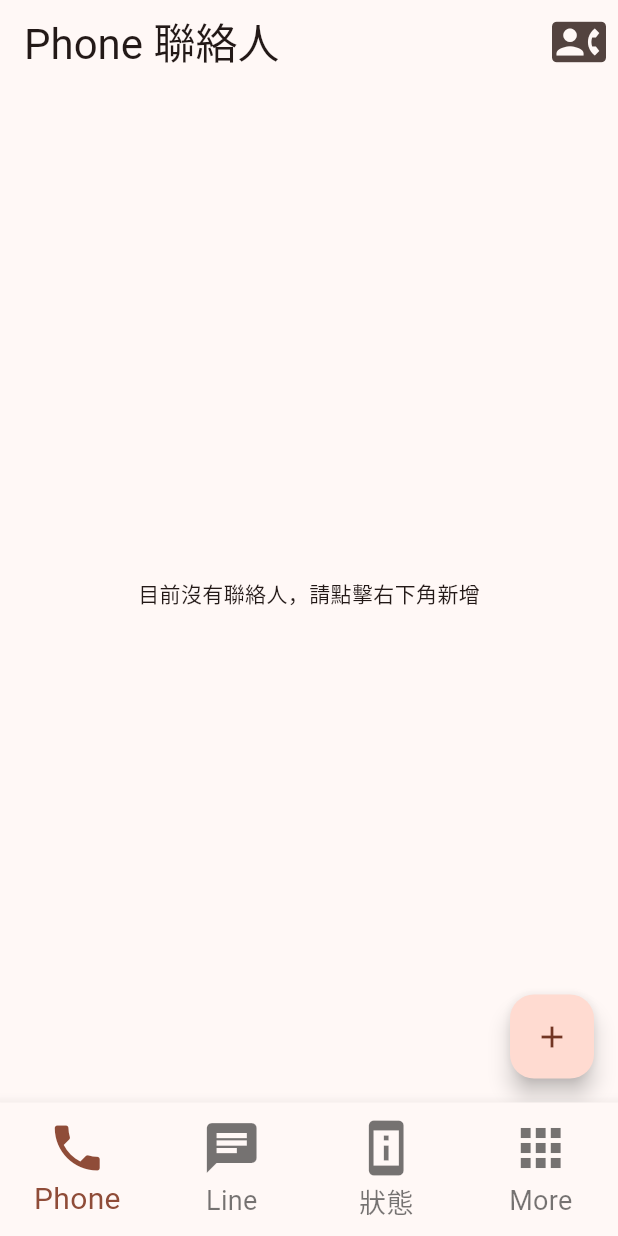
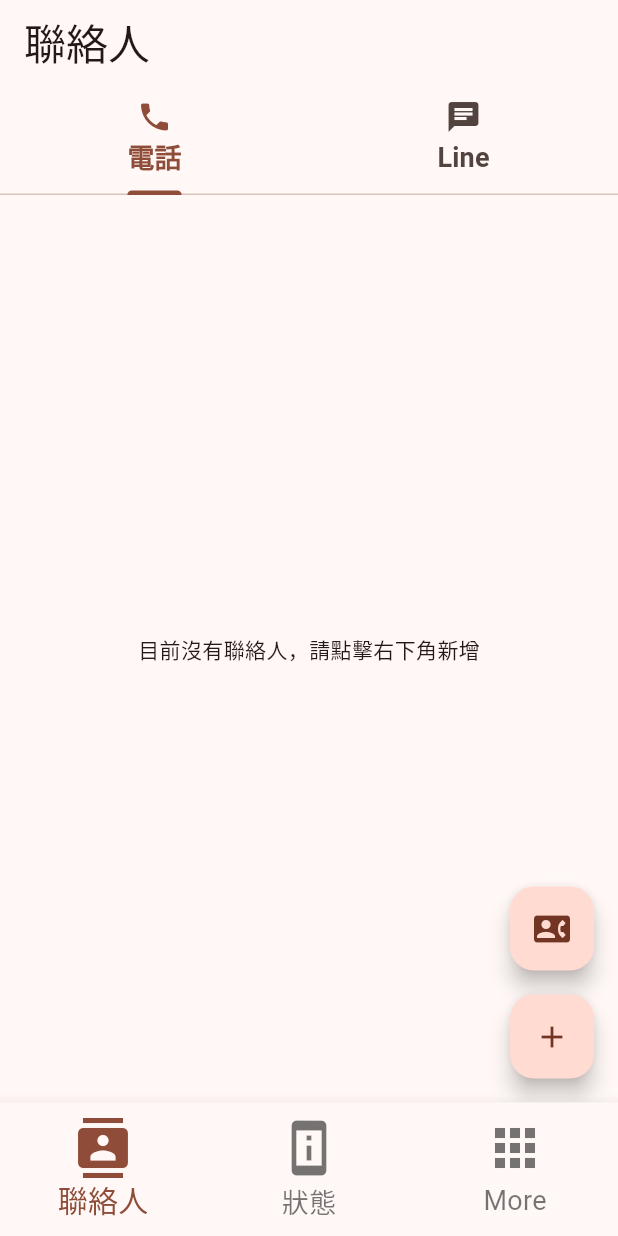
Before and after one commit to chaosnote/wayfarer, a Flutter app: the screen it shows after launch, on a phone screen of 412 x 824 dp. Run offline on Flutter 3.47's test engine with Material 3 defaults, Android fonts, the phone set to English and light mode, and no system bars; our stand-ins replace audioplayers, battery_plus, connectivity_plus, file_picker, flutter_contacts, flutter_local_notifications and 2 more; missing offline and left inert: android_intent_plus, flutter_background_service, flutter_sound.

Commit message:
功能整合

```diff
--- /dev/null
+++ b/lib/pages/contacts_main_page.dart
@@ -0,0 +1,28 @@
+import 'package:flutter/material.dart';
+
+import 'phone_contacts_page.dart';
+import 'line_contacts_page.dart';
+
+class ContactsMainPage extends StatelessWidget {
+  const ContactsMainPage({super.key});
+
+  @override
+  Widget build(BuildContext context) {
+    return DefaultTabController(
+      length: 2,
+      child: Scaffold(
+        appBar: AppBar(
+          title: const Text('聯絡人', style: TextStyle(fontSize: 28)),
+          bottom: const TabBar(
+            labelStyle: TextStyle(fontSize: 18, fontWeight: FontWeight.bold),
+            tabs: [
+              Tab(icon: Icon(Icons.phone), text: '電話'),
+              Tab(icon: Icon(Icons.chat), text: 'Line'),
+            ],
+          ),
+        ),
+        body: const TabBarView(children: [PhoneContactsPage(), LineContactsPage()]),
+      ),
+    );
+  }
+}
--- a/lib/pages/line_contacts_page.dart
+++ b/lib/pages/line_contacts_page.dart
@@ -188,7 +188,6 @@ class _LineContactsPageState extends State<LineContactsPage> {
   @override
   Widget build(BuildContext context) {
     return Scaffold(
-      appBar: AppBar(title: const Text('Line 聯絡人', style: TextStyle(fontSize: 28))),
       body: _contacts.isEmpty
           ? const Center(child: Text('目前沒有聯絡人，請點擊右下角新增'))
           : ListView.builder(
@@ -217,7 +216,12 @@ class _LineContactsPageState extends State<LineContactsPage> {
                 );
               },
             ),
-      floatingActionButton: FloatingActionButton(onPressed: _showAddContactDialog, child: const Icon(Icons.add)),
+      floatingActionButton: FloatingActionButton(
+        heroTag: 'addLineContact',
+        onPressed: _showAddContactDialog,
+        tooltip: '新增 Line 聯絡人',
+        child: const Icon(Icons.add),
+      ),
     );
   }
 }
--- a/lib/pages/main_scaffold_page.dart
+++ b/lib/pages/main_scaffold_page.dart
@@ -1,6 +1,5 @@
 import 'package:flutter/material.dart';
-import 'line_contacts_page.dart';
-import 'phone_contacts_page.dart';
+import 'contacts_main_page.dart';
 import 'other_func_page.dart';
 import 'device_status_page.dart';
 import '../services/battery_monitor_service.dart';
@@ -16,8 +15,7 @@ class _MainScaffoldPageState extends State<MainScaffoldPage> {
   int _currentIndex = 0;
 
   final List<Widget> _pages = const [
-    PhoneContactsPage(),
-    LineContactsPage(),
+    ContactsMainPage(), // 換成整合後的聯絡人主頁
     DeviceStatusPage(),
     OtherFuncPage(), // 取代為其他次要功能頁面
   ];
@@ -47,8 +45,7 @@ class _MainScaffoldPageState extends State<MainScaffoldPage> {
           });
         },
         items: const [
-          BottomNavigationBarItem(icon: Icon(Icons.phone), label: 'Phone'),
-          BottomNavigationBarItem(icon: Icon(Icons.chat), label: 'Line'),
+          BottomNavigationBarItem(icon: Icon(Icons.contacts), label: '聯絡人'),
           BottomNavigationBarItem(icon: Icon(Icons.perm_device_information), label: '狀態'),
           BottomNavigationBarItem(icon: Icon(Icons.apps), label: 'More'),
         ],
--- a/lib/pages/phone_contacts_page.dart
+++ b/lib/pages/phone_contacts_page.dart
@@ -160,16 +160,6 @@ class _PhoneContactsPageState extends State<PhoneContactsPage> {
   @override
   Widget build(BuildContext context) {
     return Scaffold(
-      appBar: AppBar(
-        title: const Text('Phone 聯絡人', style: TextStyle(fontSize: 28)),
-        actions: [
-          IconButton(
-            onPressed: _importContact,
-            icon: const Icon(Icons.contact_phone, size: 36), // 在這裡設定 size 屬性來放大圖示
-            tooltip: '從電話簿匯入',
-          ),
-        ],
-      ),
       body: _contacts.isEmpty
           ? const Center(child: Text('目前沒有聯絡人，請點擊右下角新增'))
           : ListView.builder(
@@ -193,7 +183,24 @@ class _PhoneContactsPageState extends State<PhoneContactsPage> {
                 );
               },
             ),
-      floatingActionButton: FloatingActionButton(onPressed: _showAddContactDialog, child: const Icon(Icons.add)),
+      floatingActionButton: Column(
+        mainAxisAlignment: MainAxisAlignment.end,
+        children: [
+          FloatingActionButton(
+            heroTag: 'importPhoneContact',
+            onPressed: _importContact,
+            tooltip: '從電話簿匯入',
+            child: const Icon(Icons.contact_phone),
+          ),
+          const SizedBox(height: 16),
+          FloatingActionButton(
+            heroTag: 'addPhoneContact',
+            onPressed: _showAddContactDialog,
+            tooltip: '手動新增',
+            child: const Icon(Icons.add),
+          ),
+        ],
+      ),
     );
   }
 }
```
